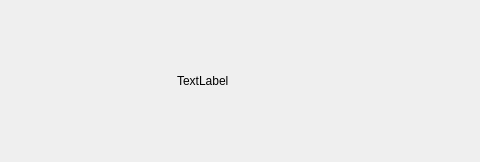
Above: view/recipe_button.ui from br0uQ/cbook before the change; both pictures show x 0 to 480 and y 0 to 162 of the 1226 by 162 pixel window. Below: the same form after it.
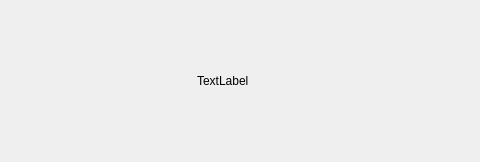
That is the form after the change. Icons and pictures are not drawn.

Commit message: Fix saving recipe behaviour

What changed in the file:
```diff
--- a/view/recipe_button.ui
+++ b/view/recipe_button.ui
@@ -60,15 +60,15 @@
    <item>
     <spacer name="verticalSpacer_2">
      <property name="orientation">
-      <enum>Qt::Vertical</enum>
+      <enum>Qt::Horizontal</enum>
      </property>
      <property name="sizeType">
       <enum>QSizePolicy::Preferred</enum>
      </property>
      <property name="sizeHint" stdset="0">
       <size>
-       <width>20</width>
-       <height>10</height>
+       <width>40</width>
+       <height>20</height>
       </size>
      </property>
     </spacer>
```
The commit also changes 6 other files.
